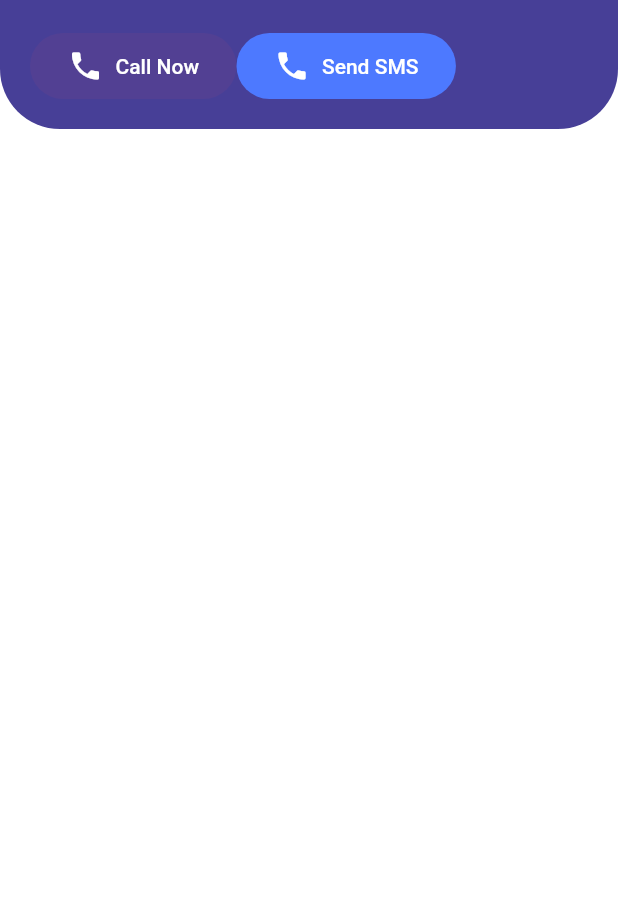
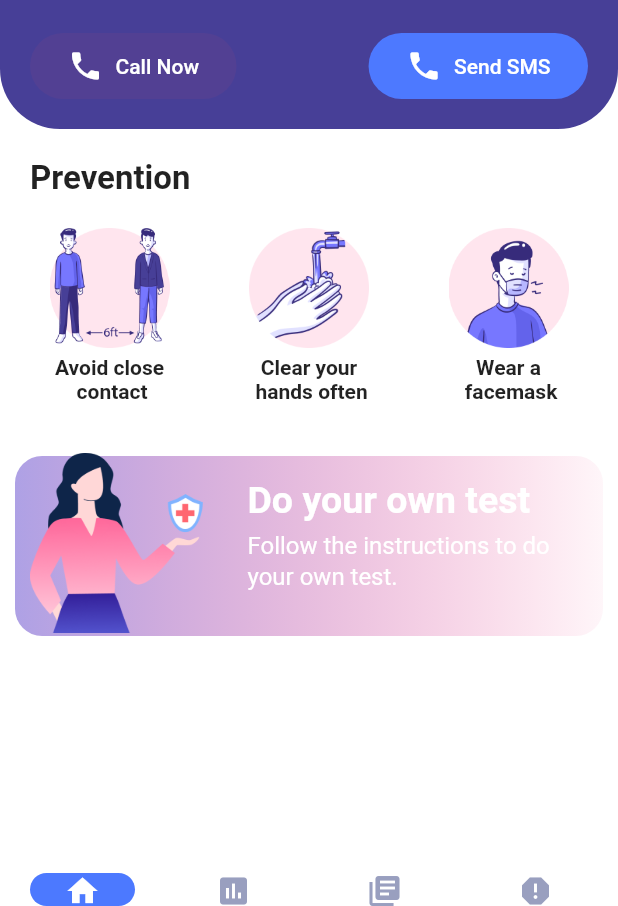
Before and after one commit to anandraj8756/COVID-19-DATA, a Flutter app: the screen it shows after launch, on a phone screen of 412 x 824 dp, the part 330-1236 px from its top. Run offline on Flutter 3.47's test engine with Material 2 defaults, Android fonts, the phone set to English and light mode, and no system bars; missing offline and left inert: flutter_country_picker.

Commit message:
home screen commited

```diff
--- a/covid_19_data/lib/screens/home_screen.dart
+++ b/covid_19_data/lib/screens/home_screen.dart
@@ -23,10 +23,191 @@ class _HomeScreenState extends State<HomeScreen> {
       ],
     ),
     body: ListView(
-      children: <Widget>[_header()],
+      children: <Widget>[_header(), _prevention(), _banner()],
     ),
+
+    bottomNavigationBar: _bottomNavigationBar(),
     );
 
+    }
+
+    Widget _bottomNavigationBar() {
+      return Container(
+        padding: EdgeInsets.symmetric(horizontal: 20.0),
+        height: 22.0,
+        color: Colors.white,
+        child: Row(
+          mainAxisAlignment: MainAxisAlignment.spaceBetween,
+          children: <Widget>[
+            Container(height: 40.0, width: 70.0,
+            decoration: BoxDecoration(color: Color(0XFF4C79FF),
+            borderRadius: BorderRadius.circular(20.0)),
+            child: Icon(
+              Icons.home,
+              color: Colors.white,
+
+            ),
+            ),
+            Container(
+              height: 40.0,
+              width: 70.0,
+              decoration: BoxDecoration(borderRadius: BorderRadius.circular(20.0)),
+
+              child: Icon(
+                Icons.insert_chart,
+                color: Color(0XFF999FbF),
+
+            ),
+            ),
+            Container(
+              height: 40.0,
+              width: 70.0,
+              decoration: BoxDecoration(borderRadius: BorderRadius.circular(20.0)),
+
+              child: Icon(
+                Icons.library_books,
+                color: Color(0XFF999FbF),
+
+            ),
+            ),
+            Container(
+              height: 40.0,
+              width: 70.0,
+              decoration: BoxDecoration(borderRadius: BorderRadius.circular(20.0)),
+
+              child: Icon(
+                Icons.report,
+                color: Color(0XFF999FbF),
+
+            ),
+            ),
+          ],
+        ),
+
+      );
+    }
+
+    Widget _banner() {
+      return Container(
+        margin: EdgeInsets.only(top: 25.0),
+        height: 140.0,
+        child: Stack(children: <Widget>[
+          Container(
+            margin: EdgeInsets.all(10.0),
+            height: 140.0,
+            width: MediaQuery.of(context).size.width,
+            decoration: BoxDecoration(
+              gradient: LinearGradient(colors: [Color(0XFFAEA1E5), Color(0XFF5649E)]),
+              borderRadius: BorderRadius.circular(18.0)
+
+            ),
+            child: Container(
+              margin: EdgeInsets.only(left: 130.0),
+              child: Column(
+                crossAxisAlignment: CrossAxisAlignment.start,
+                children: <Widget>[
+                Padding(padding: EdgeInsets.only(left: 25.0, top: 15.0, bottom: 5.0),
+                child: Text("Do your own test",
+                style: TextStyle(color: Colors.white, fontSize: 25.0, fontWeight: FontWeight.bold)
+                ),
+                ),
+                Padding(
+                      padding: const EdgeInsets.only(left: 25.0, right: 20.0),
+                      child: Text(
+                        "Follow the instructions to do your own test.",
+                        style: TextStyle(
+                            fontSize: 16.0, height: 1.3, color: Colors.white),
+                      ),
+                    )
+                ],
+              ),
+              )
+
+          ),
+          Positioned(
+            child: Image(
+              image: AssetImage("assets/lady.png"),
+              height: 120.0,
+              ),
+              bottom: 12.0,
+              left: 20.0,
+              )
+        ]
+        ),
+
+      );
+    }
+
+    Widget _prevention() {
+
+      return Column(
+        crossAxisAlignment: CrossAxisAlignment.start,
+        children: <Widget>[
+          Padding(
+            padding: const EdgeInsets.all(20.0),
+            child: Text(
+              "Prevention", style: TextStyle(fontSize: 22.0, fontWeight: FontWeight.bold),)
+          ),
+          Row(
+            mainAxisAlignment: MainAxisAlignment.spaceEvenly,
+            children: <Widget>[
+              Container(
+                child: Column(children: <Widget>[
+                Image(
+                  image: AssetImage("assets/prevention1.png"),
+                  height: 80.0,
+                  width: 80.0, ),
+                  SizedBox(
+                    height: 5.0,
+                  ),
+                  Text(
+                    'Avoid close\n contact',
+                    textAlign: TextAlign.center,
+                    style: TextStyle(fontWeight: FontWeight.bold, fontSize: 14.0 ),
+                  )
+              ],
+              ),
+              ),
+              Container(
+                margin: EdgeInsets.only(left: 20.0),
+                child: Column(children: <Widget>[
+                Image(
+                  image: AssetImage("assets/prevention2.png"),
+                  height: 80.0,
+                  width: 80.0, ),
+                  SizedBox(
+                    height: 5.0,
+                  ),
+                  Text(
+                    'Clear your\n hands often',
+                    textAlign: TextAlign.center,
+                    style: TextStyle(fontWeight: FontWeight.bold, fontSize: 14.0 ),
+                  )
+              ],
+              ),
+              ),
+              Container(
+                margin: EdgeInsets.only(left: 20.0),
+                child: Column(children: <Widget>[
+                Image(
+                  image: AssetImage("assets/prevention3.png"),
+                  height: 80.0,
+                  width: 80.0, ),
+                  SizedBox(
+                    height: 5.0,
+                  ),
+                  Text(
+                    'Wear a \n facemask',
+                    textAlign: TextAlign.center,
+                    style: TextStyle(fontWeight: FontWeight.bold, fontSize: 14.0 ),
+                  )
+              ],
+              ),
+              )
+            ],
+          ),
+          ],
+      );
     }
 
     Widget _header() {
@@ -88,6 +269,7 @@ class _HomeScreenState extends State<HomeScreen> {
           Padding(
             padding: const EdgeInsets.only(top: 20.0),
             child: Row(
+              mainAxisAlignment: MainAxisAlignment.spaceBetween,
             children: <Widget>[
               FlatButton.icon(
                 padding:
```
Also changed, not shown: covid_19_data/assets/lady.png (added), covid_19_data/assets/prevention1.png (added), covid_19_data/assets/prevention2.png (added), covid_19_data/assets/prevention3.png (added), covid_19_data/assets/stats.png (added), 1 other file.
